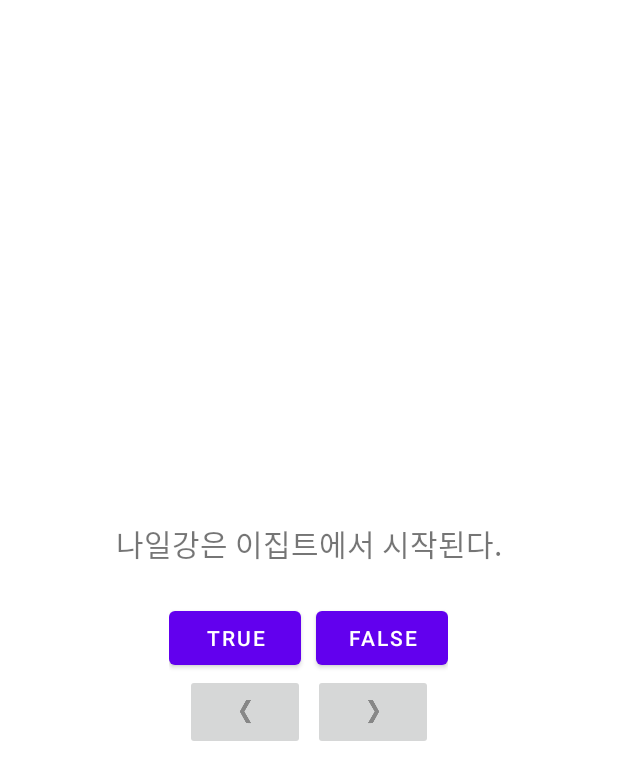
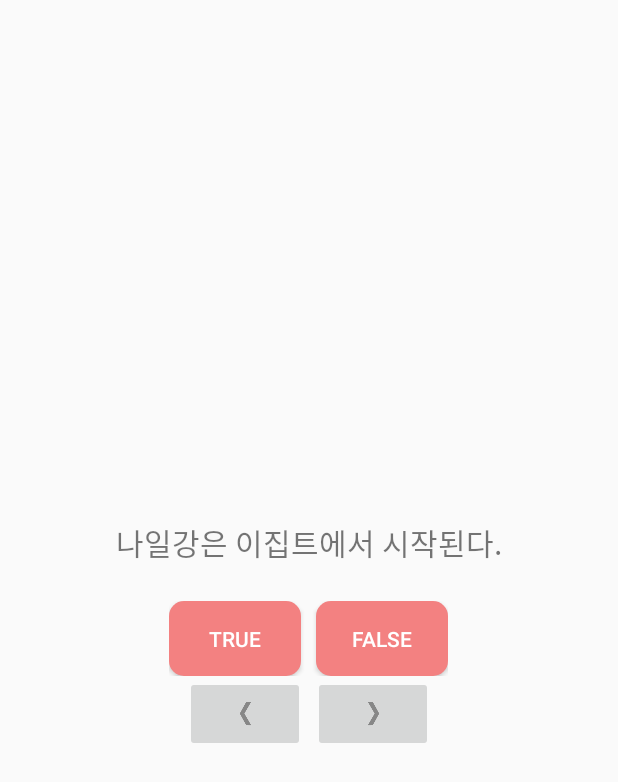
Before and after one commit to JMS1208/GeoQuiz, an Android app: the layout activity_main.xml on its own in the app's theme, with its tools: preview values and no code run, on a phone screen of 412 x 824 dp. Shown: the top 782 px of the screen. Run offline under Robolectric (Android 15) with nearby library versions, the phone set to English and light mode, and no system bars.

Commit message:
UI added

```diff
--- a/app/build.gradle
+++ b/app/build.gradle
@@ -43,4 +43,6 @@ dependencies {
     testImplementation 'junit:junit:4.13.2'
     androidTestImplementation 'androidx.test.ext:junit:1.1.3'
     androidTestImplementation 'androidx.test.espresso:espresso-core:3.4.0'
+
+    implementation 'androidx.lifecycle:lifecycle-extensions:2.2.0'
 }
--- a/app/src/main/AndroidManifest.xml
+++ b/app/src/main/AndroidManifest.xml
@@ -8,7 +8,7 @@
         android:label="@string/app_name"
         android:roundIcon="@mipmap/ic_launcher_round"
         android:supportsRtl="true"
-        android:theme="@style/Theme.20220324_Chapter1">
+        android:theme="@style/Theme.20220324_Chapter1_Style">
         <activity
             android:name=".MainActivity"
             android:exported="true">
--- /dev/null
+++ b/app/src/main/res/drawable/button_style1.xml
@@ -0,0 +1,7 @@
+<?xml version="1.0" encoding="utf-8"?>
+<shape xmlns:android="http://schemas.android.com/apk/res/android">
+    <corners android:radius="10dp"/>
+    <stroke android:color="@color/white"/>
+    <solid android:color="#FFF38181"/>
+
+</shape>
--- a/app/src/main/res/layout-land/activity_main.xml
+++ b/app/src/main/res/layout-land/activity_main.xml
@@ -11,25 +11,47 @@
         android:id="@+id/question_textView"
         android:text="@string/question_africa"
         />
+    <FrameLayout
+        android:layout_width="wrap_content"
+        android:layout_height="wrap_content"
+        android:layout_gravity="center"
+        >
         <LinearLayout
             android:layout_width="wrap_content"
-        android:layout_height="wrap_content"
-        android:layout_gravity="center_horizontal|center_vertical"
+            android:layout_height="50dp"
+            android:orientation="horizontal"
+            android:id="@+id/buttonLayout"
             >
             <Button
                 android:layout_width="wrap_content"
-            android:layout_height="wrap_content"
+                android:layout_height="match_parent"
                 android:layout_marginRight="10dp"
                 android:id="@+id/true_button"
-            android:text="@string/true_button"/>
+                android:elevation="10dp"
+                android:background="@drawable/button_style1"
+                android:text="@string/true_button"
+                android:textColor="@color/white"
+                />
             <Button
                 android:layout_width="wrap_content"
-            android:layout_height="wrap_content"
+                android:layout_height="match_parent"
                 android:id="@+id/false_button"
-            android:layout_gravity="bottom|right"
-            android:text="@string/false_button"/>
+                android:elevation="10dp"
+                android:background="@drawable/button_style1"
+                android:text="@string/false_button"
+                android:textColor="@color/white"/>
 
         </LinearLayout>
+
+        <TextView
+            android:id="@+id/correctedComment"
+            android:layout_width="wrap_content"
+            android:layout_height="match_parent"
+            android:layout_gravity="center"
+            android:contentDescription="@string/correctedQuestionText"
+            android:text="@string/correctedQuestionText"
+            android:visibility="invisible" />
+    </FrameLayout>
     <LinearLayout
         android:layout_width="match_parent"
         android:layout_height="wrap_content"
--- a/app/src/main/res/layout/activity_main.xml
+++ b/app/src/main/res/layout/activity_main.xml
@@ -15,24 +15,46 @@
         android:id="@+id/question_textView"
         android:text="@string/question_africa"
         />
+    <FrameLayout
+        android:layout_width="wrap_content"
+        android:layout_height="wrap_content"
+        >
         <LinearLayout
             android:layout_width="wrap_content"
-        android:layout_height="wrap_content"
+            android:layout_height="50dp"
             android:orientation="horizontal"
+            android:id="@+id/buttonLayout"
             >
             <Button
                 android:layout_width="wrap_content"
-            android:layout_height="wrap_content"
+                android:layout_height="match_parent"
                 android:layout_marginRight="10dp"
                 android:id="@+id/true_button"
-            android:text="@string/true_button"/>
+                android:elevation="10dp"
+                android:background="@drawable/button_style1"
+                android:text="@string/true_button"
+                android:textColor="@color/white"
+                />
             <Button
                 android:layout_width="wrap_content"
-            android:layout_height="wrap_content"
+                android:layout_height="match_parent"
                 android:id="@+id/false_button"
-            android:text="@string/false_button"/>
+                android:elevation="10dp"
+                android:background="@drawable/button_style1"
+                android:text="@string/false_button"
+                android:textColor="@color/white"/>
 
         </LinearLayout>
+
+        <TextView
+            android:id="@+id/correctedComment"
+            android:layout_width="wrap_content"
+            android:layout_height="match_parent"
+            android:layout_gravity="center"
+            android:contentDescription="@string/correctedQuestionText"
+            android:text="@string/correctedQuestionText"
+            android:visibility="invisible" />
+    </FrameLayout>
     <LinearLayout
         android:layout_width="match_parent"
         android:layout_height="wrap_content"
@@ -46,6 +68,7 @@
             android:id="@+id/previous_button"
             android:layout_marginEnd="5dp"
             android:padding="15dp"
+
             android:contentDescription="@string/previous_Description" />
         <ImageButton
             android:layout_width="80dp"
--- a/app/src/main/res/values/colors.xml
+++ b/app/src/main/res/values/colors.xml
@@ -7,4 +7,8 @@
     <color name="teal_700">#FF018786</color>
     <color name="black">#FF000000</color>
     <color name="white">#FFFFFFFF</color>
+    <color name="colorPrimary">#3F51B5</color>
+    <color name="colorPrimaryDark">#303F9F</color>
+    <color name="colorAccent">#FF4081</color>
+    <color name="mainColor">#00BFFF</color>
 </resources>
--- a/app/src/main/res/values/strings.xml
+++ b/app/src/main/res/values/strings.xml
@@ -14,5 +14,6 @@
     <string name="previous_button">Prev</string>
     <string name="previous_Description">이전 버튼</string>
     <string name="next_Description">다음 버튼</string>
+    <string name="correctedQuestionText">정답 처리되었습니다.</string>
 
 </resources>
--- a/app/src/main/res/values/themes.xml
+++ b/app/src/main/res/values/themes.xml
@@ -1,14 +1,14 @@
 <resources xmlns:tools="http://schemas.android.com/tools">
     <!-- Base application theme. -->
-    <style name="Theme.20220324_Chapter1" parent="Theme.MaterialComponents.DayNight.DarkActionBar">
+    <style name="Theme.20220324_Chapter1_Style" parent="Theme.AppCompat.DayNight.DarkActionBar">
         <!-- Primary brand color. -->
-        <item name="colorPrimary">@color/purple_500</item>
-        <item name="colorPrimaryVariant">@color/purple_700</item>
+        <item name="colorPrimary">#FFF38181</item>
+        <item name="colorPrimaryVariant">#F65454</item>
         <item name="colorOnPrimary">@color/white</item>
         <!-- Secondary brand color. -->
         <item name="colorSecondary">@color/teal_200</item>
         <item name="colorSecondaryVariant">@color/teal_700</item>
-        <item name="colorOnSecondary">@color/black</item>
+        <item name="colorOnSecondary">@color/white</item>
         <!-- Status bar color. -->
         <item name="android:statusBarColor" tools:targetApi="l">?attr/colorPrimaryVariant</item>
         <!-- Customize your theme here. -->
```
Also changed, not shown: app/src/main/java/com/jms/a20220324_chapter1/MainActivity.kt (+53 -27 lines), app/src/main/java/com/jms/a20220324_chapter1/QuizViewModel.kt (added, +60 -0 lines). Lines whose indentation alone changed are shown as unchanged.
